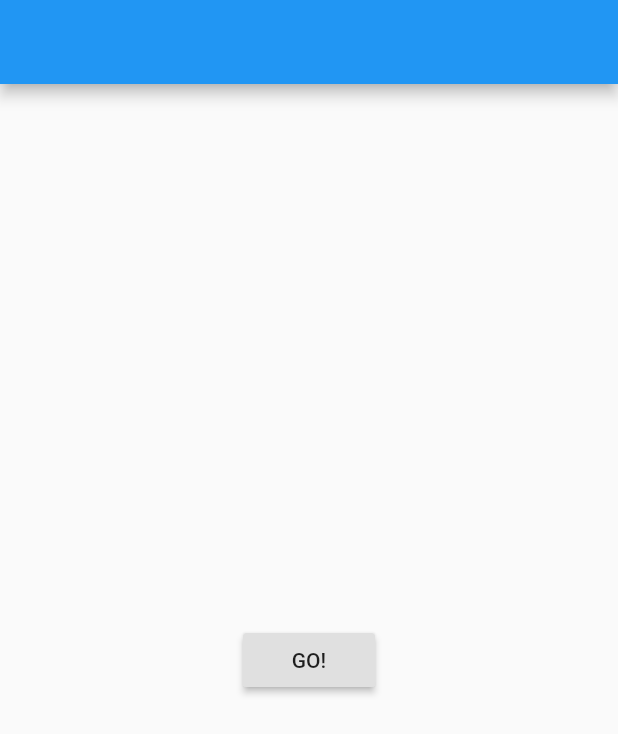
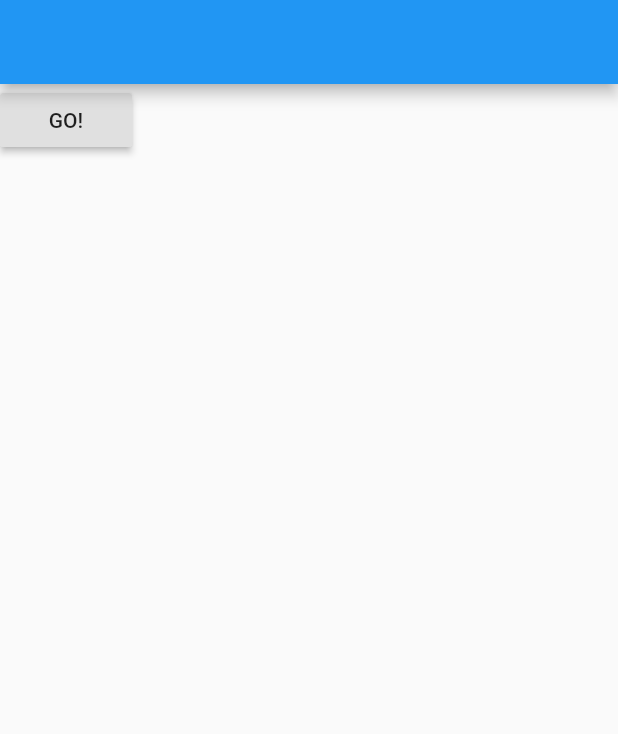
Before and after one commit to mrmezan06/Flutter-All, a Flutter app: the screen it shows after launch, on a phone screen of 412 x 824 dp. Shown: the top 734 px of the screen. Run offline on Flutter 3.47's test engine with Material 2 defaults, Android fonts, the phone set to English and light mode, and no system bars.

```diff
--- a/lib/main.dart
+++ b/lib/main.dart
@@ -12,33 +12,52 @@ class Page1 extends StatelessWidget {
   Widget build(BuildContext context) {
     return Scaffold(
       appBar: AppBar(),
-      body: Center(
-        child: RaisedButton(
+      body: RaisedButton(
           child: Text('GO!'),
           onPressed: (){
             Navigator.of(context).push(_createRoute());
           },
         ),
-      ),
+
     );
   }
 
 
 }
+//Another way to creating transition
+/*
+transitionsBuilder: (context, animation, secondaryAnimation, child) {
+  var begin = Offset(0.0, 1.0);
+  var end = Offset.zero;
+  var curve = Curves.ease;
 
+  var tween = Tween(begin: begin, end: end);
+  var curvedAnimation = CurvedAnimation(
+   parent: animation,
+   curve: curve,
+  );
+
+  return SlideTransition(
+   position: tween.animate(curvedAnimation),
+   child: child,
+  );
+}
+*/
 Route _createRoute() {
   return PageRouteBuilder(
     pageBuilder: (context, animation, secondaryAnimation) => Page2(),
-    transitionsBuilder: (context, animation , secondaryAnimation, child ){
+    transitionsBuilder: (context, animation, secondaryAnimation, child) {
       var begin = Offset(0.0, 1.0);
       var end = Offset.zero;
-      var tween = Tween(begin: begin, end: end);
-      var offsetAnimation = animation.drive(tween);
+      var curve = Curves.ease;
+
+      var tween = Tween(begin: begin, end: end).chain(CurveTween(curve: curve));
+
       return SlideTransition(
-        position: offsetAnimation,
+        position: animation.drive(tween),
         child: child,
       );
-    }
+    },
   );
 }
 
```
